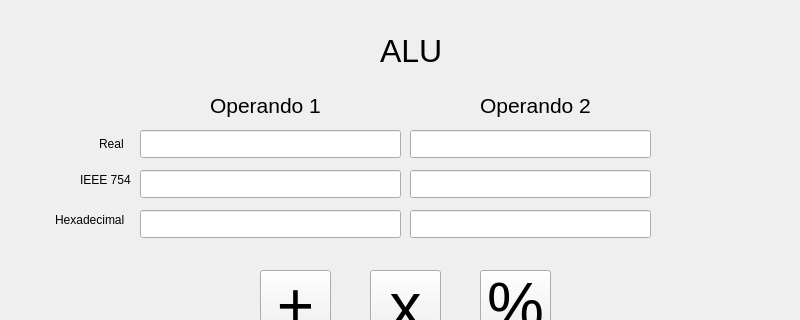
Above: Practica4ALU/menualuALU.ui from ValentinUnileon/practica4Arco before the change; both pictures show x 0 to 800 and y 0 to 320 of the 800 by 600 pixel window. Below: the same form after it.
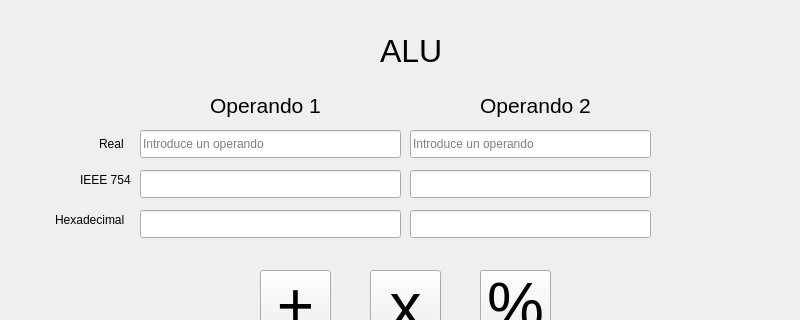
That is the form after the change.

Patch:
```diff
--- a/Practica4ALU/menualuALU.ui
+++ b/Practica4ALU/menualuALU.ui
@@ -188,6 +188,9 @@
       <height>28</height>
      </rect>
     </property>
+    <property name="placeholderText">
+     <string>Introduce un operando</string>
+    </property>
    </widget>
    <widget class="QLineEdit" name="textoIEEEOp1">
     <property name="geometry">
@@ -218,6 +221,9 @@
       <height>28</height>
      </rect>
     </property>
+    <property name="placeholderText">
+     <string>Introduce un operando</string>
+    </property>
    </widget>
    <widget class="QLineEdit" name="textoIEEEOp2">
     <property name="geometry">
```
Left out of the diff: 21 changed lines with no effect on the pictures.
